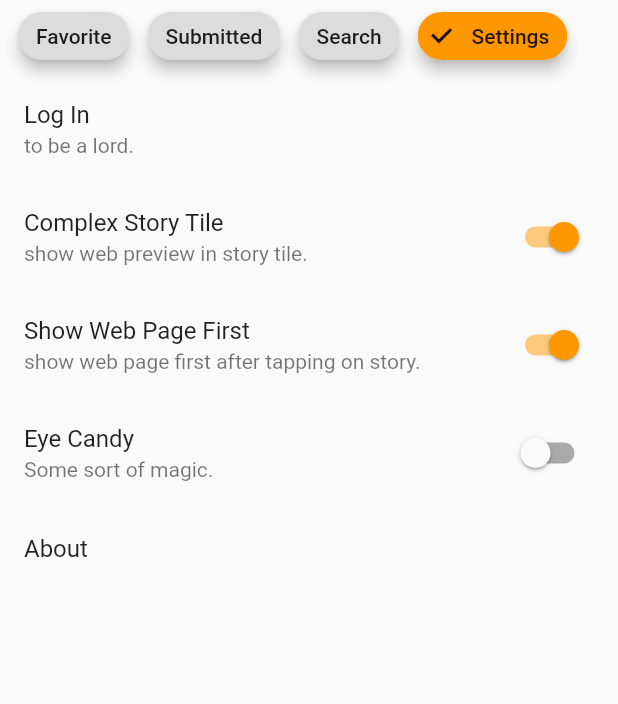
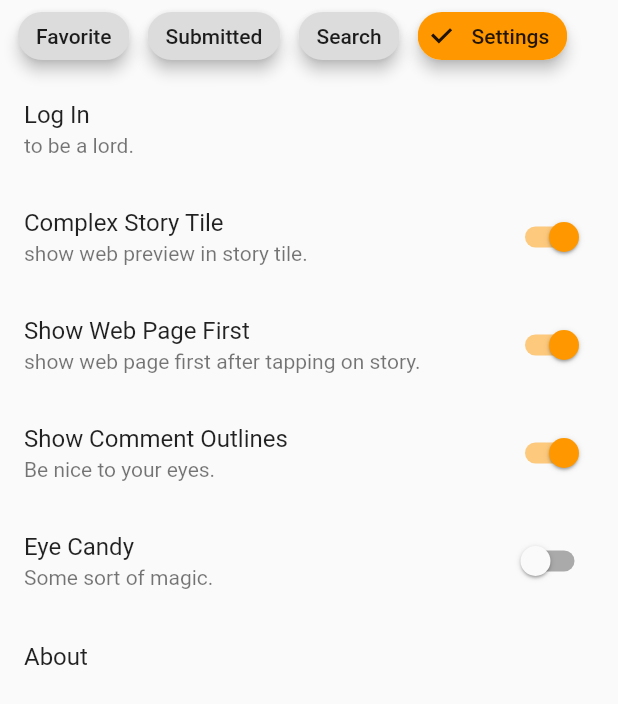
Before and after one commit to Gabby-Software/HACKI-News-mobileapp, a Flutter app: the ProfileScreen widget shown alone on an empty page, opened directly, after a tap on "Submitted", after a tap on "Search", after a tap on "Settings", on a phone screen of 412 x 824 dp. Shown: the top 704 px of the screen. Run offline on Flutter 3.47's test engine with Material 2 defaults, Android fonts, the phone set to English and light mode, and no system bars; our stand-ins replace bloc, cached_network_image, dio, equatable, flutter_bloc, flutter_fadein and 8 more; missing offline and left inert: fast_gbk, feature_discovery, firebase; accounts and stored records are empty.

Commit message:
added comment outline mode.

```diff
--- a/lib/cubits/preference/preference_state.dart
+++ b/lib/cubits/preference/preference_state.dart
@@ -4,26 +4,31 @@ class PreferenceState extends Equatable {
   const PreferenceState({
     required this.showComplexStoryTile,
     required this.showWebFirst,
+    required this.showCommentBorder,
     required this.showEyeCandy,
   });
 
   const PreferenceState.init()
       : showComplexStoryTile = false,
         showWebFirst = false,
+        showCommentBorder = false,
         showEyeCandy = false;
 
   final bool showComplexStoryTile;
   final bool showWebFirst;
+  final bool showCommentBorder;
   final bool showEyeCandy;
 
   PreferenceState copyWith({
     bool? showComplexStoryTile,
     bool? showWebFirst,
+    bool? showCommentBorder,
     bool? showEyeCandy,
   }) {
     return PreferenceState(
       showComplexStoryTile: showComplexStoryTile ?? this.showComplexStoryTile,
       showWebFirst: showWebFirst ?? this.showWebFirst,
+      showCommentBorder: showCommentBorder ?? this.showCommentBorder,
       showEyeCandy: showEyeCandy ?? this.showEyeCandy,
     );
   }
@@ -32,6 +37,7 @@ class PreferenceState extends Equatable {
   List<Object?> get props => [
         showComplexStoryTile,
         showWebFirst,
+        showCommentBorder,
         showEyeCandy,
       ];
 }
--- a/lib/screens/profile/profile_screen.dart
+++ b/lib/screens/profile/profile_screen.dart
@@ -207,6 +207,18 @@ class _ProfileScreenState extends State<ProfileScreen>
                                     context
                                         .read<PreferenceCubit>()
                                         .toggleNavigationMode();
+                                  },
+                                  activeColor: Colors.orange,
+                                ),
+                                SwitchListTile(
+                                  title: const Text('Show Comment Outlines'),
+                                  subtitle: const Text('Be nice to your eyes.'),
+                                  value: preferenceState.showCommentBorder,
+                                  onChanged: (val) {
+                                    HapticFeedback.lightImpact();
+                                    context
+                                        .read<PreferenceCubit>()
+                                        .toggleCommentBorderMode();
                                   },
                                   activeColor: Colors.orange,
                                 ),
```
Also changed, not shown: lib/cubits/preference/preference_cubit.dart (+7 -0 lines), lib/repositories/storage_repository.dart (+12 -0 lines), lib/screens/widgets/comment_tile.dart (+10 -7 lines).
